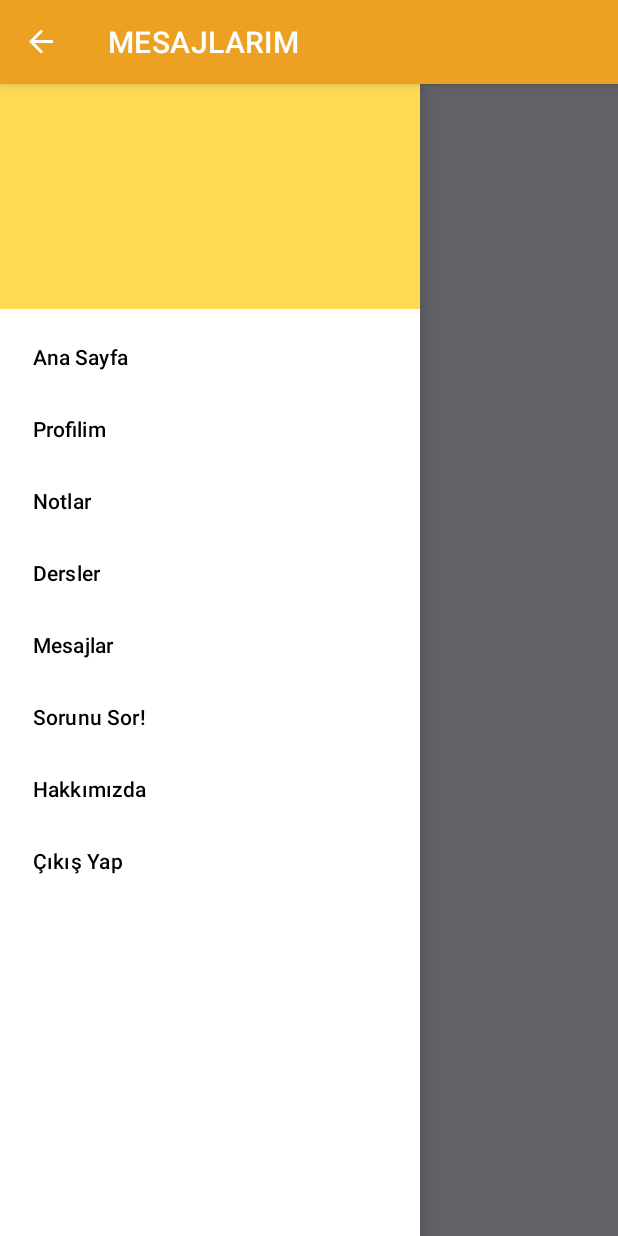
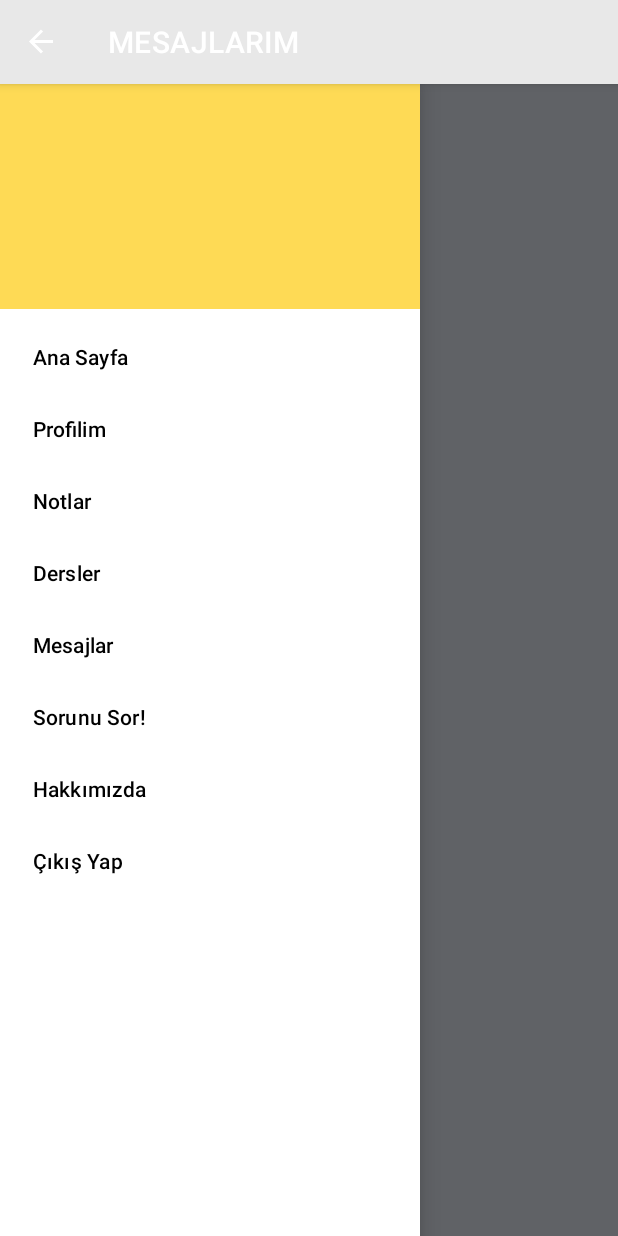
Before and after one commit to edasinar/bitirme_projesi, an Android app: the MessagesActivity screen opened directly, with no data from a screen before it, in the side drawer, after a tap on "Mesajlar", on a phone screen of 412 x 824 dp. Run offline under Robolectric (Android 15) with nearby library versions, the phone set to English and light mode, and no system bars; our stand-ins replace Firebase (no records; nobody signed in at launch, a user with empty details on screens opened directly).

Commit message:
ufak düzeltmeler

```diff
--- a/app/src/main/java/com/edasinar/online_lab/MessagesActivity.kt
+++ b/app/src/main/java/com/edasinar/online_lab/MessagesActivity.kt
@@ -35,6 +35,10 @@ class MessagesActivity : AppCompatActivity() {
         auth = Firebase.auth
         firestore = Firebase.firestore
 
+        navListener()
+        actionBarColor()
+        setToggle()
+
         getCurrentUserMessagesFromFirestore { messageInfoList ->
             val adapter = MessagesAdapter(messageInfoList)
             val layoutManager = GridLayoutManager(this, 2)
@@ -42,23 +46,24 @@ class MessagesActivity : AppCompatActivity() {
             binding.recyclerView.adapter = adapter
         }
 
+        supportActionBar!!.setDisplayHomeAsUpEnabled(true)
         supportActionBar!!.title = "MESAJLARIM"
-        navListener()
-        actionBarColor()
+    }
+
+    private fun setToggle() {
         toggle = ActionBarDrawerToggle(
-            this,
+            this@MessagesActivity,
             binding.drawerLayout,
             R.string.open,
             R.string.close
         )
         binding.drawerLayout.addDrawerListener(toggle)
         toggle.syncState()
-        supportActionBar!!.setDisplayHomeAsUpEnabled(true)
     }
 
     private fun actionBarColor() {
         val actionBar: ActionBar? = supportActionBar
-        val colorDrawable = ColorDrawable(Color.parseColor("#EDA123"))
+        val colorDrawable = ColorDrawable(Color.parseColor("#E8E8E8"))
         actionBar?.setBackgroundDrawable(colorDrawable)
     }
 
--- a/app/src/main/java/com/edasinar/online_lab/NotesActivity.kt
+++ b/app/src/main/java/com/edasinar/online_lab/NotesActivity.kt
@@ -37,6 +37,10 @@ class NotesActivity : AppCompatActivity() {
         auth = Firebase.auth
         firestore = Firebase.firestore
 
+        setToggle()
+        navListener()
+        actionBarColor()
+
         getValueFromDB { nameOfDocs ->
             val notesList = nameOfDocs.map { it } as ArrayList<Notes>
             val adapter = NotesAdapter(notesList)
@@ -44,10 +48,13 @@ class NotesActivity : AppCompatActivity() {
             binding.recyclerView.layoutManager = layoutManager
             binding.recyclerView.adapter = adapter
         }
-        supportActionBar!!.title = "NOTLAR"
-        navListener()
-        actionBarColor()
+
         supportActionBar!!.setDisplayHomeAsUpEnabled(true)
+        supportActionBar!!.title = "NOTLARIM"
+
+    }
+
+    private fun setToggle() {
         toggle = ActionBarDrawerToggle(
             this@NotesActivity,
             binding.drawerLayout,
@@ -60,7 +67,7 @@ class NotesActivity : AppCompatActivity() {
 
     private fun actionBarColor() {
         val actionBar: ActionBar? = supportActionBar
-        val colorDrawable = ColorDrawable(Color.parseColor("#EDA123"))
+        val colorDrawable = ColorDrawable(Color.parseColor("#E8E8E8"))
         actionBar?.setBackgroundDrawable(colorDrawable)
     }
 
```
Also changed, not shown: app/src/main/java/com/edasinar/online_lab/AboutUsActivity.kt (+9 -4 lines), app/src/main/java/com/edasinar/online_lab/AskQuestionActivity.kt (+15 -6 lines), app/src/main/java/com/edasinar/online_lab/LessonsActivity.kt (+9 -4 lines), app/src/main/java/com/edasinar/online_lab/LoginActivity.kt (+9 -4 lines), app/src/main/java/com/edasinar/online_lab/MainActivity.kt (+24 -9 lines), app/src/main/java/com/edasinar/online_lab/OneLessonActivity.kt (+18 -10 lines), app/src/main/java/com/edasinar/online_lab/OneMessageActivity.kt (+22 -14 lines), app/src/main/java/com/edasinar/online_lab/OneNoteActivity.kt (+26 -9 lines), app/src/main/java/com/edasinar/online_lab/ProfileActivity.kt (+20 -4 lines), app/src/main/java/com/edasinar/online_lab/RegisterActivity.kt (+7 -4 lines), app/src/main/java/com/edasinar/online_lab/SettingsActivity.kt (+14 -0 lines).
